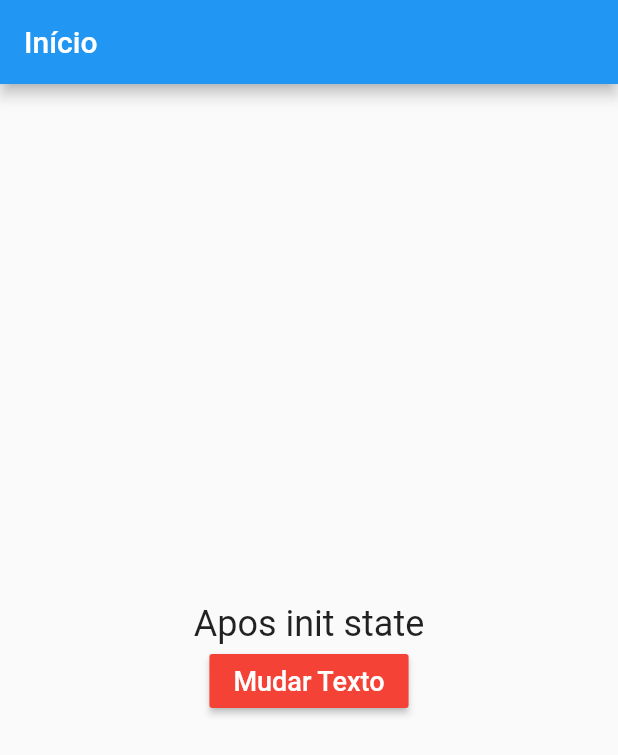
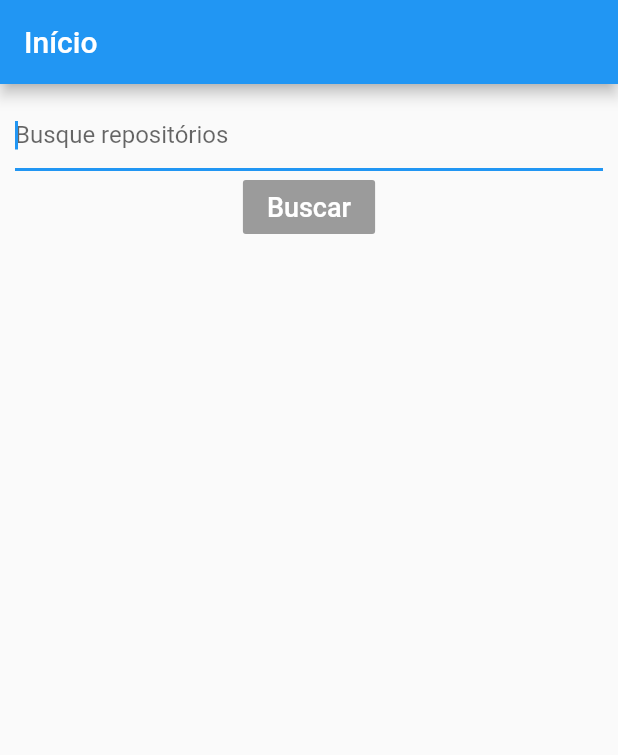
Before and after one commit to vazgabriel/flutter-course, a Flutter app: the screen it shows after launch, on a phone screen of 412 x 824 dp. Shown: the top 755 px of the screen. Run offline on Flutter 3.47's test engine with Material 2 defaults, Android fonts, the phone set to English and light mode, and no system bars.

Commit message:
Aula form + lista

```diff
--- /dev/null
+++ b/lib/components/form_repository.dart
@@ -0,0 +1,56 @@
+import 'package:flutter/material.dart';
+
+import 'package:hello/components/botao.dart';
+
+class FormRepository extends StatefulWidget {
+  FormRepository({Key key, this.onSearch, this.loading}) : super(key: key);
+
+  final Function onSearch;
+  final bool loading;
+
+  @override
+  _FormRepositoryState createState() => _FormRepositoryState();
+}
+
+class _FormRepositoryState extends State<FormRepository> {
+  final _formKey = GlobalKey<FormState>();
+
+  var _search = "";
+
+  @override
+  Widget build(BuildContext context) {
+    return Form(
+      key: _formKey,
+      child: Column(
+        children: <Widget>[
+          TextFormField(
+            autofocus: true,
+            onChanged: (value) => setState(() {
+              _search = value;
+            }),
+            decoration: const InputDecoration(
+              hintText: 'Busque repositórios',
+            ),
+            validator: (value) {
+              if (value.isEmpty) {
+                return 'Por favor, preencha esse campo';
+              }
+              return null;
+            },
+          ),
+          Botao(
+            onPressed: widget.loading || _search.isEmpty
+                ? null
+                : () {
+                    if (_formKey.currentState.validate()) {
+                      widget.onSearch(_search);
+                    }
+                  },
+            text: "Buscar",
+          ),
+          if (widget.loading) CircularProgressIndicator(),
+        ],
+      ),
+    );
+  }
+}
--- /dev/null
+++ b/lib/components/list_repository.dart
@@ -0,0 +1,42 @@
+import 'package:flutter/material.dart';
+
+import 'package:hello/models/repository.dart';
+
+class ListRepository extends StatelessWidget {
+  const ListRepository({Key key, this.repositories}) : super(key: key);
+
+  final List<Repository> repositories;
+
+  @override
+  Widget build(BuildContext context) {
+    return ListView.builder(
+      itemBuilder: (context, index) {
+        return Card(
+          child: Column(
+            children: <Widget>[
+              Padding(
+                padding: const EdgeInsets.all(8.0),
+                child: ListTile(
+                  title: Text(repositories[index].name),
+                  subtitle: Text(repositories[index].description),
+                ),
+              ),
+              ButtonBar(
+                children: <Widget>[
+                  FlatButton(
+                    onPressed: () {},
+                    child: Text(
+                      'Abrir repositório',
+                    ),
+                  ),
+                ],
+              ),
+            ],
+          ),
+          elevation: 5.0,
+        );
+      },
+      itemCount: repositories.length,
+    );
+  }
+}
--- /dev/null
+++ b/lib/models/repository.dart
@@ -0,0 +1,19 @@
+class Repository {
+  final int id;
+  final String name;
+  final String description;
+  final int stars;
+  final String url;
+
+  Repository({this.id, this.name, this.description, this.stars, this.url});
+
+  factory Repository.fromJson(Map<String, dynamic> json) {
+    return Repository(
+      id: json['id'],
+      name: json['name'],
+      description: json['description'],
+      stars: json['stargazers_count'],
+      url: json['html_url'],
+    );
+  }
+}
--- a/lib/screens/home.dart
+++ b/lib/screens/home.dart
@@ -1,6 +1,10 @@
+import 'dart:convert';
 import 'package:flutter/material.dart';
+import 'package:http/http.dart' as http;
 
-import 'package:hello/components/botao.dart';
+import 'package:hello/models/repository.dart';
+import 'package:hello/components/form_repository.dart';
+import 'package:hello/components/list_repository.dart';
 
 class HomePage extends StatefulWidget {
   const HomePage({Key key}) : super(key: key);
@@ -10,10 +14,26 @@ class HomePage extends StatefulWidget {
 }
 
 class _HomePageState extends State<HomePage> {
-  var _texto = "Hello World";
+  var _repositories = new List<Repository>();
+  var _loading = false;
 
-  @override
-  void initState() => _texto = "Apos init state";
+  Future<void> searchRepositories(String repo) async {
+    if (_loading) return;
+
+    setState(() {
+      _loading = true;
+    });
+
+    var response = await http.get(
+        "https://api.github.com/search/repositories?q=$repo&page=0&per_page=10");
+    var data = jsonDecode(response.body);
+
+    setState(() {
+      _loading = false;
+      _repositories =
+          (data['items'] as List).map((e) => Repository.fromJson(e)).toList();
+    });
+  }
 
   @override
   Widget build(BuildContext context) {
@@ -23,20 +43,17 @@ class _HomePageState extends State<HomePage> {
       ),
       body: Container(
         alignment: Alignment.center,
+        padding: EdgeInsets.all(10.0),
         child: Column(
-          mainAxisAlignment: MainAxisAlignment.center,
           children: <Widget>[
-            Text(
-              _texto,
-              style: TextStyle(fontSize: 24.0),
+            FormRepository(
+              onSearch: searchRepositories,
+              loading: _loading,
             ),
-            Botao(
-              onPressed: () {
-                setState(() {
-                  _texto = "Novo texto";
-                });
-              },
-              text: "Mudar Texto",
+            Expanded(
+              child: ListRepository(
+                repositories: _repositories,
+              ),
             ),
           ],
         ),
```
